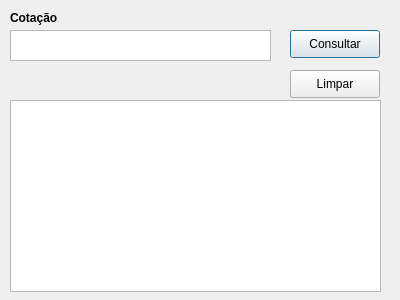
Old version of the form cotacao.ui in the repository luqquitas/trabalho-api.
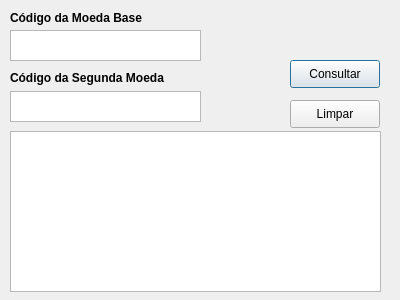
New version of the form.

Diff of the .ui file:
```diff
--- a/cotacao.ui
+++ b/cotacao.ui
@@ -18,7 +18,7 @@
     <rect>
      <x>10</x>
      <y>10</y>
-     <width>51</width>
+     <width>141</width>
      <height>16</height>
     </rect>
    </property>
@@ -29,7 +29,7 @@
     </font>
    </property>
    <property name="text">
-    <string>Cotação</string>
+    <string>Código da Moeda Base</string>
    </property>
   </widget>
   <widget class="QTextEdit" name="cepTextEdit">
@@ -37,7 +37,7 @@
     <rect>
      <x>10</x>
      <y>30</y>
-     <width>261</width>
+     <width>191</width>
      <height>31</height>
     </rect>
    </property>
@@ -46,7 +46,7 @@
    <property name="geometry">
     <rect>
      <x>290</x>
-     <y>30</y>
+     <y>60</y>
      <width>90</width>
      <height>28</height>
     </rect>
@@ -59,7 +59,7 @@
    <property name="geometry">
     <rect>
      <x>290</x>
-     <y>70</y>
+     <y>100</y>
      <width>90</width>
      <height>28</height>
     </rect>
@@ -72,9 +72,38 @@
    <property name="geometry">
     <rect>
      <x>10</x>
-     <y>100</y>
+     <y>131</y>
      <width>371</width>
-     <height>192</height>
+     <height>161</height>
+    </rect>
+   </property>
+  </widget>
+  <widget class="QLabel" name="moeda_2Label">
+   <property name="geometry">
+    <rect>
+     <x>10</x>
+     <y>70</y>
+     <width>161</width>
+     <height>16</height>
+    </rect>
+   </property>
+   <property name="font">
+    <font>
+     <weight>75</weight>
+     <bold>true</bold>
+    </font>
+   </property>
+   <property name="text">
+    <string>Código da Segunda Moeda</string>
+   </property>
+  </widget>
+  <widget class="QTextEdit" name="moeda_2TextEdit">
+   <property name="geometry">
+    <rect>
+     <x>10</x>
+     <y>91</y>
+     <width>191</width>
+     <height>31</height>
     </rect>
    </property>
   </widget>
```
Left out of the diff: 8 changed lines with no effect on the pictures.
